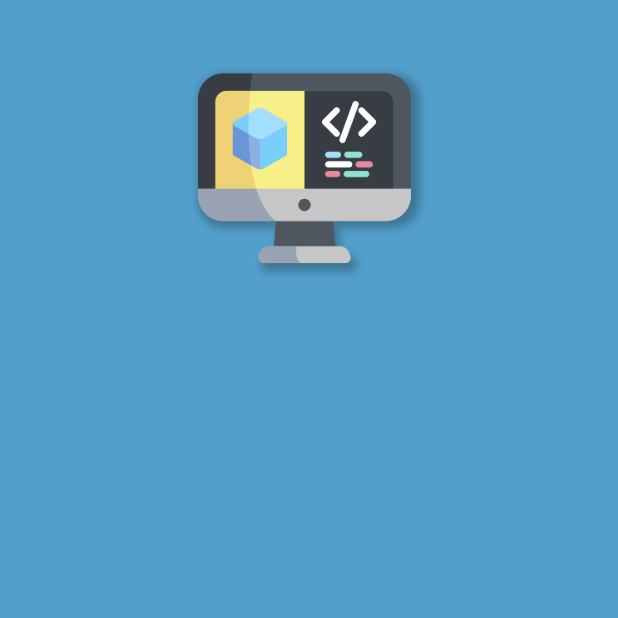
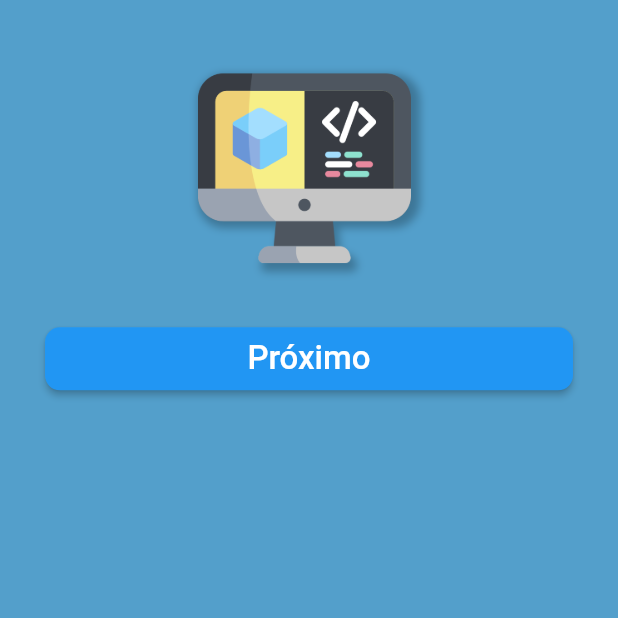
Before and after one commit to dav1zera/desafio_1, a Flutter app: the screen it shows after launch, on a phone screen of 412 x 824 dp, the top half of it. Run offline on Flutter 3.47's test engine with Material 2 defaults, Android fonts, the phone set to English and light mode, and no system bars; our stand-ins replace google_fonts; Roboto replaces fonts that are missing (Neuton).

```diff
--- a/lib/login/login_page.dart
+++ b/lib/login/login_page.dart
@@ -1,4 +1,4 @@
-import 'package:desafio_1/login/widgets/box_form.dart';
+import 'package:desafio_1/login/widgets/box_form_login.dart';
 import 'package:desafio_1/commons/custom_button.dart';
 import 'package:desafio_1/commons/screen_image.dart';
 import 'package:desafio_1/login/widgets/urban_image.dart';
@@ -9,6 +9,7 @@ bool? isValidPasswd;
 
 class LoginPage extends StatefulWidget {
   final formKey = GlobalKey<FormState>();
+
   LoginPage({Key? key}) : super(key: key);
 
   @override
@@ -33,7 +34,7 @@ class _LoginPageState extends State<LoginPage> {
           SizedBox(
             height: 26,
           ),
-          BoxForm(
+          BoxFormLogin(
             formKey: widget.formKey,
           ),
           SizedBox(
--- a/lib/main.dart
+++ b/lib/main.dart
@@ -1,3 +1,4 @@
+import 'package:desafio_1/login/login_page.dart';
 import 'package:flutter/material.dart';
 
 //import 'login/login_page.dart';
--- a/lib/register/register_page.dart
+++ b/lib/register/register_page.dart
@@ -1,8 +1,20 @@
+import 'package:desafio_1/commons/custom_button.dart';
 import 'package:desafio_1/commons/screen_image.dart';
+import 'package:desafio_1/login/widgets/box_form_login.dart';
+import 'package:desafio_1/register/widgets/box_form_register.dart';
 import 'package:flutter/material.dart';
 
+bool? isValidEmail;
+bool? isValidPasswd;
+
 class RegisterPage extends StatefulWidget {
-  const RegisterPage({Key? key}) : super(key: key);
+  final double? height;
+  final formKey = GlobalKey<FormState>();
+
+  RegisterPage({
+    Key? key,
+    this.height,
+  }) : super(key: key);
 
   @override
   _RegisterPageState createState() => _RegisterPageState();
@@ -22,6 +34,18 @@ class _RegisterPageState extends State<RegisterPage> {
           ScreenImage(
             image: "assets/images/screen.png",
           ),
+          SizedBox(
+            height: 26,
+          ),
+          BoxFormRegister(),
+          CustomButton(
+            text: "Próximo",
+            onPressed: () {
+              setState(() {
+                widget.formKey.currentState?.validate();
+              });
+            },
+          ),
         ],
       ),
     );
```
Also changed, not shown: lib/commons/container_box.dart (added, +40 -0 lines), lib/login/widgets/box_form.dart (deleted, +0 -98 lines), lib/login/widgets/box_form_login.dart (added, +82 -0 lines), lib/register/widgets/box_form_register.dart (added, +10 -0 lines), assets/images/name.png (added).
